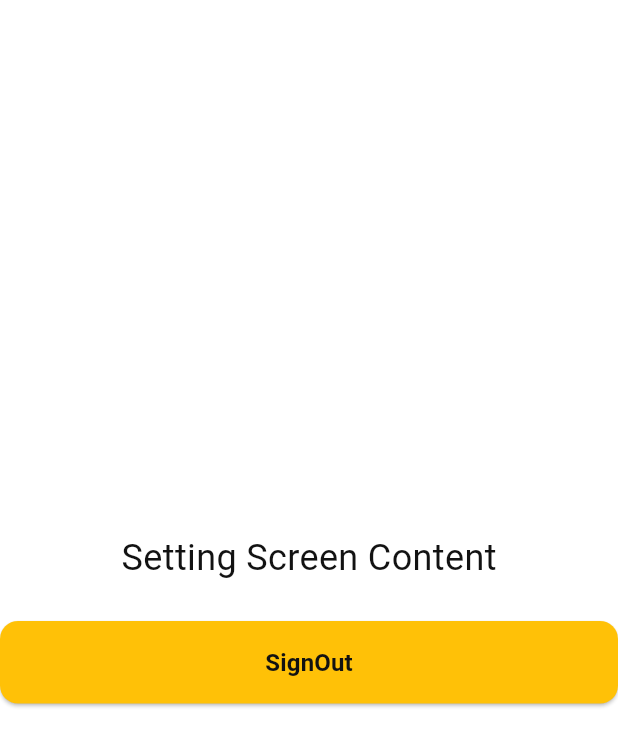
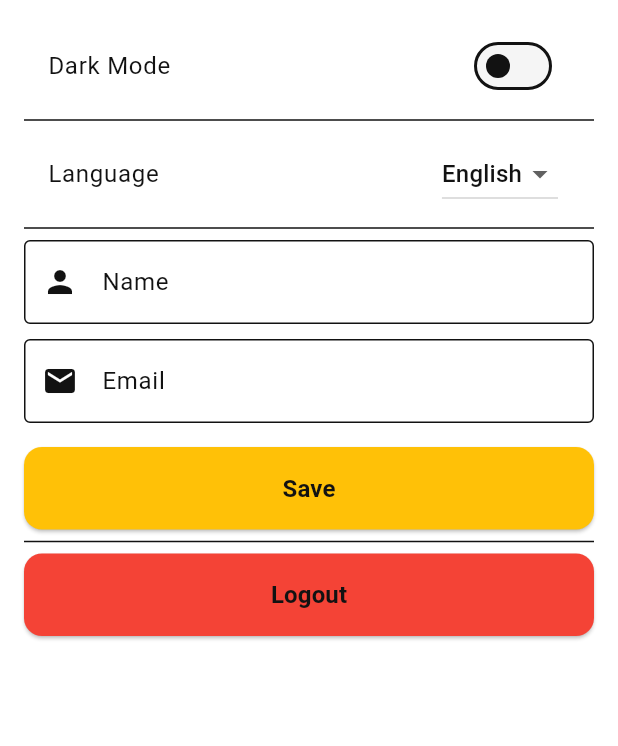
Before and after one commit to diaahelmy/ShopApp, a Flutter app: the SettingScreen screen opened directly, on a phone screen of 412 x 824 dp. Shown: the top 746 px of the screen. Run offline on Flutter 3.47's test engine with Material 3 defaults, Android fonts, the phone set to English and light mode, and no system bars; our stand-ins replace conditional_builder_null_safety, dio, equatable, flutter_bloc, fluttertoast, google_fonts and 2 more; accounts and stored records are empty; network calls fail.

Commit message:
add  Setting and handle bloc

```diff
--- /dev/null
+++ b/lib/log_addacount/cubit/settings/SettingsCubit.dart
@@ -0,0 +1,70 @@
+
+
+import 'package:flutter_bloc/flutter_bloc.dart';
+import 'package:shopapp/componant/shopappcomponat.dart';
+import 'package:shopapp/log_addacount/cubit/settings/settings_state.dart';
+import 'package:shopapp/network/local/Cache.dart';
+import 'package:shopapp/network/remote/dioHelper.dart';
+
+class SettingsCubit extends Cubit<SettingsState> {
+  SettingsCubit() : super(SettingsInitial());
+
+  static SettingsCubit get(context) => BlocProvider.of(context);
+
+  bool isDark = false;
+  String language = 'en';
+  String name = 'Diaa Helmy';
+  String email = 'diaa@example.com';
+
+  void toggleTheme() {
+    isDark = !isDark;
+    emit(ThemeChangedState());
+  }
+
+  void changeLanguage(String langCode) {
+    language = langCode;
+    emit(LanguageChangedState());
+  }
+
+  void updateUserData({required String newName, required String newEmail}) {
+    name = newName;
+    email = newEmail;
+    emit(UserDataUpdatedState());
+  }
+  void loadUserFromCache() {
+    name = Cache.getData(key: 'name') ?? '';
+    email = Cache.getData(key: 'email') ?? '';
+    emit(SettingsLoadedFromCacheState());
+  }
+  void updateUserDataFromAPI({
+    required String newName,
+    required String newEmail,
+    required int userId,
+    required String token,
+  }) {
+    emit(SettingsLoadingState());
+
+    DioHelper.putData(
+      url: 'v1/users/$userId',
+      token: token,
+      data: {
+        "name": newName,
+        "email": newEmail,
+      },
+    ).then((value) {
+      // ⬅ هنا بنخزنهم في المتغيرات الموجودة في الكلاس
+      name = value.data['name'];
+      email = value.data['email'];
+      // ✅ خزّنهم في الكاش
+      Cache.saveData(key: 'name', value: name);
+      Cache.saveData(key: 'email', value: email);
+
+      Cache.saveData(key: 'name', value: newName);
+      Cache.saveData(key: 'email', value: newEmail);
+      emit(UserDataUpdatedState());
+    }).catchError((error) {
+      print("Update Error: $error");
+      emit(SettingsErrorState(error.toString()));
+    });
+  }
+}
--- /dev/null
+++ b/lib/log_addacount/cubit/settings/settings_state.dart
@@ -0,0 +1,17 @@
+abstract class SettingsState {}
+
+class SettingsInitial extends SettingsState {}
+
+class ThemeChangedState extends SettingsState {}
+
+class LanguageChangedState extends SettingsState {}
+
+class UserDataUpdatedState extends SettingsState {}
+
+class SettingsLoadingState extends SettingsState {}
+
+class SettingsErrorState extends SettingsState {
+  final String error;
+  SettingsErrorState(this.error);
+}
+class SettingsLoadedFromCacheState extends SettingsState {}
--- a/lib/log_addacount/cubit/statusLogin.dart
+++ b/lib/log_addacount/cubit/statusLogin.dart
@@ -1,3 +1,4 @@
+import 'package:shopapp/model/RegisterModel.dart';
 import 'package:shopapp/model/ShopModelSignIn.dart';
 
 abstract class ShopLoginStates {}
@@ -21,7 +22,7 @@ class ShopLoginErrorState extends ShopLoginStates {
 class ShopRegisterLoadingState extends ShopLoginStates {}
 
 class ShopRegisterSuccessState extends ShopLoginStates {
-  final ShopLoginModel loginModel;
+  final UserModel loginModel;
 
   ShopRegisterSuccessState(this.loginModel);
 }
--- a/lib/main.dart
+++ b/lib/main.dart
@@ -3,6 +3,7 @@ import 'package:flutter_bloc/flutter_bloc.dart';
 import 'package:shopapp/log_addacount/cubit/Favorite/FavoriteCubit.dart';
 import 'package:shopapp/log_addacount/cubit/ShopHomeViewModel.dart';
 import 'package:shopapp/log_addacount/cubit/cubitLogin.dart';
+import 'package:shopapp/log_addacount/cubit/settings/SettingsCubit.dart';
 import 'package:shopapp/log_addacount/loginScreen.dart';
 import 'package:shopapp/network/local/Cache.dart';
 import 'package:shopapp/network/remote/dioHelper.dart';
@@ -17,10 +18,10 @@ void main() async {
 
   final favoriteCubit = FavoriteCubit();
   await favoriteCubit.loadFavorites();
-
   bool? onBoarding = Cache.getData(key: 'onBoarding') as bool?;
   String? token = Cache.getData(key: 'token') as String?;
   Widget widget;
+
   if(onBoarding != null){
     if(token != null){
       widget = ShopmainScreen();
@@ -44,6 +45,9 @@ void main() async {
         ),
         BlocProvider<FavoriteCubit>.value(
           value: favoriteCubit,
+        ),
+        BlocProvider<SettingsCubit>(
+          create: (context) => SettingsCubit()..loadUserFromCache(),
         ),
         // BlocProvider<AnotherCubit>(create: (context) => AnotherCubit()), // لو عايز تضيف Cubits تانية
       ],
--- a/lib/network/remote/dioHelper.dart
+++ b/lib/network/remote/dioHelper.dart
@@ -39,4 +39,23 @@ class DioHelper {
       ),
     );
   }
+
+  static Future<Response> putData({
+    required String url,
+    Map<String, dynamic>? query,
+    required Map<String, dynamic> data,
+    required String token,
+  }) async {
+    return dio.put(
+      url,
+      queryParameters: query,
+      data: data,
+      options: Options(
+        headers: {
+          'Authorization': 'Bearer $token',
+          'Content-Type': 'application/json',
+        },
+      ),
+    );
+  }
 }
--- a/lib/screen/navBarMenu/SettingScreen.dart
+++ b/lib/screen/navBarMenu/SettingScreen.dart
@@ -1,33 +1,124 @@
 import 'package:flutter/cupertino.dart';
 import 'package:flutter/material.dart';
+import 'package:flutter_bloc/flutter_bloc.dart';
 import 'package:shopapp/componant/shopappcomponat.dart';
+import 'package:shopapp/log_addacount/cubit/settings/SettingsCubit.dart';
+import 'package:shopapp/log_addacount/cubit/settings/settings_state.dart';
 import 'package:shopapp/log_addacount/loginScreen.dart';
 import 'package:shopapp/network/local/Cache.dart';
 
 class SettingScreen extends StatelessWidget {
-  const SettingScreen({super.key});
+   SettingScreen({super.key});
 
+  final nameController = TextEditingController();
+  final emailController = TextEditingController();
   @override
   Widget build(BuildContext context) {
-    return Center(
+
+
+
+    return BlocConsumer<SettingsCubit, SettingsState>(
+      listener: (context, state) {
+      if (state is UserDataUpdatedState) {
+        var cubit = SettingsCubit.get(context);
+        nameController.text = cubit.name;
+        emailController.text = cubit.email;
+
+        ScaffoldMessenger.of(context).showSnackBar(
+          SnackBar(content: Text('Updated successfully')),
+        );
+      }
+      },
+      builder: (context, state) {
+        final cubit = SettingsCubit.get(context);
+
+        nameController.text = cubit.name;
+        emailController.text = cubit.email;
+        if (state is SettingsLoadingState) {
+          return Center(child: CircularProgressIndicator());
+        }
+        return Scaffold(
+          body: SingleChildScrollView(
+            padding: const EdgeInsets.all(16),
             child: Column(
-      mainAxisAlignment: MainAxisAlignment.center,
               children: [
-        Text(
-        'Setting Screen Content',
-        style: TextStyle(fontSize: 24),
+                /// 🌙 الوضع الليلي
+                SwitchListTile(
+                  title: const Text("Dark Mode"),
+                  value: cubit.isDark,
+                  onChanged: (value) => cubit.toggleTheme(),
                 ),
-        SizedBox(height: 25,),
+
+                const Divider(),
+
+                /// 🌐 تغيير اللغة
+                ListTile(
+                  title: const Text("Language"),
+                  trailing: DropdownButton<String>(
+                    value: cubit.language,
+                    items: const [
+                      DropdownMenuItem(value: 'en', child: Text("English")),
+                      DropdownMenuItem(value: 'ar', child: Text("العربية")),
+                    ],
+                    onChanged: (value) {
+                      if (value != null) cubit.changeLanguage(value);
+                    },
+                  ),
+                ),
+
+                const Divider(),
+
+                /// 👤 تعديل بيانات المستخدم
+                defaultFormField(
+                  controler: nameController,
+                  type: TextInputType.name,
+                  prefix: Icons.person,
+                  lable: "Name",
+                ),
+                const SizedBox(height: 10),
+                defaultFormField(
+                  controler: emailController,
+                  type: TextInputType.emailAddress,
+                  prefix: Icons.email,
+                  lable: "Email",
+                ),
+                const SizedBox(height: 16),
+
                 defaultButton(
-          label: 'SignOut',
+                  label: "Save",
                   onPressed: () {
-            Cache.removeData(key: 'token').then((onValue) {
+                    cubit.updateUserDataFromAPI(
+                      newName: nameController.text,
+                      newEmail: emailController.text,
+                      userId: Cache.getData(key: 'userId'),
+                      token: Cache.getData(key: 'token'),
+                    );
+                    ScaffoldMessenger.of(context).showSnackBar(
+                      const SnackBar(content: Text("Profile updated")),
+                    );
+                  },
+                ),
+
+                const Divider(),
+
+                defaultButton(
+                  label: "Logout",
+                  backgroundColor: Colors.red,
+                  onPressed: () {
+                    Cache.removeData(key: 'token');
+                    Cache.removeData(key: 'name');
+                    Cache.removeData(key: 'userId');
+                    Cache.removeData(key: 'email').then((value) {
                       navigateAndFinsh(context, LoginScreen());
                     });
                   },
                 ),
               ],
             ),
+          ),
+        );
+
+      },
     );
   }
 }
```
Also changed, not shown: lib/log_addacount/cubit/cubitLogin.dart (+11 -7 lines), lib/model/RegisterModel.dart (+12 -0 lines), lib/screen/ProdectsItem.dart (+11 -6 lines), lib/screen/ProductDetailsScreen.dart (+19 -6 lines), lib/screen/navBarMenu/ShopHomeScreen.dart (+9 -4 lines), lib/screen/navBarMenu/categoriesScreen.dart (+24 -8 lines), lib/log_addacount/cubit/settings/updateUserData.dart (added), 1 other file. Lines whose indentation alone changed are shown as unchanged.
